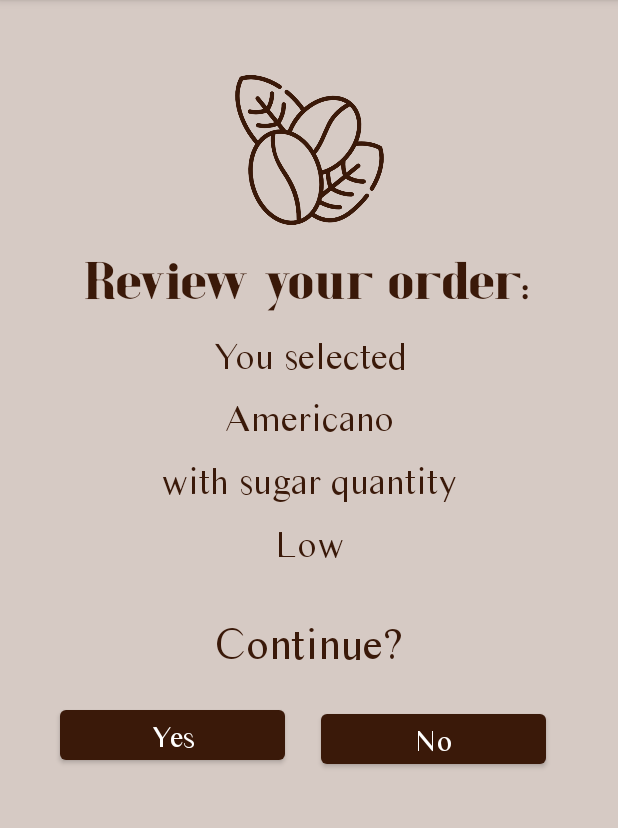
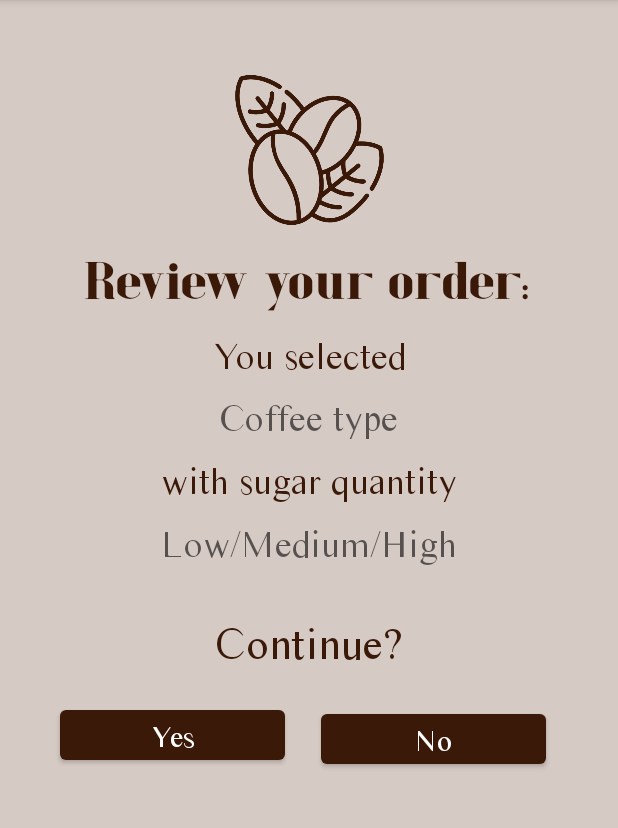
Before and after one commit to h-akram/CoffeeOrderingApp, an Android app: the OrderReviewActivity screen opened directly, with no data from a screen before it, on a phone screen of 412 x 824 dp, the part 84-912 px from its top. Run offline under Robolectric (Android 15) with nearby library versions, the light colour scheme and no system bars.

Commit message:
fixed log output

```diff
--- a/app/src/main/java/com/example/coffeeorderingapp/OrderReviewActivity.java
+++ b/app/src/main/java/com/example/coffeeorderingapp/OrderReviewActivity.java
@@ -30,13 +30,18 @@ public class OrderReviewActivity extends AppCompatActivity {
         btnYes = findViewById(R.id.button_yes);
         btnNo = findViewById(R.id.button_no);
 
-        //coffee_type = getIntent().getStringExtra("coffee_type");
-        Log.i("View Coffee", coffee_type);
-        viewCoffee.setText("Americano");
+        // Get sugar value & coffee type as intent extras from Sugar option activity
+        Bundle extras = getIntent().getExtras();
+        if (extras != null) {
+            coffee_type = extras.getString("Key_Coffee");
+            sugar_quantity = extras.getString("Key_Sugar");
+            //The key argument here must match that used in the other activity
 
-        //sugar_quantity = getIntent().getStringExtra("sugar_quantity");
-        Log.i("View Coffee", sugar_quantity);
-        viewSugar.setText("Low");
+            Log.i("Reivew_Coffee", coffee_type);
+            viewCoffee.setText(coffee_type);
+            Log.i("Review_Sugar", sugar_quantity);
+            viewSugar.setText(sugar_quantity);
+        }
 
         btnYes.setOnClickListener(
                 new View.OnClickListener() {
@@ -44,6 +49,7 @@ public class OrderReviewActivity extends AppCompatActivity {
                     public void onClick(View v) {
                         Log.i("Button Yes", "Pressed");
                         Intent i = new Intent(OrderReviewActivity.this, OrderConfirmationActivity.class);
+                        i.putExtra("Key_Coffee", coffee_type);
                         startActivity(i);
                     }
                 }
```
